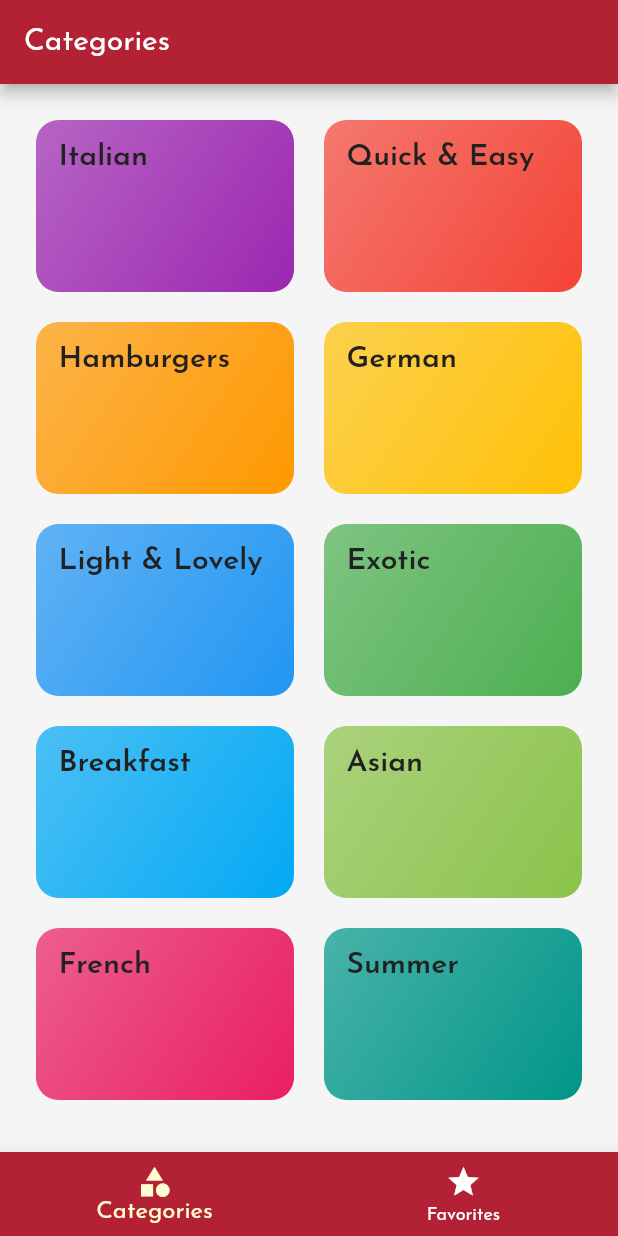
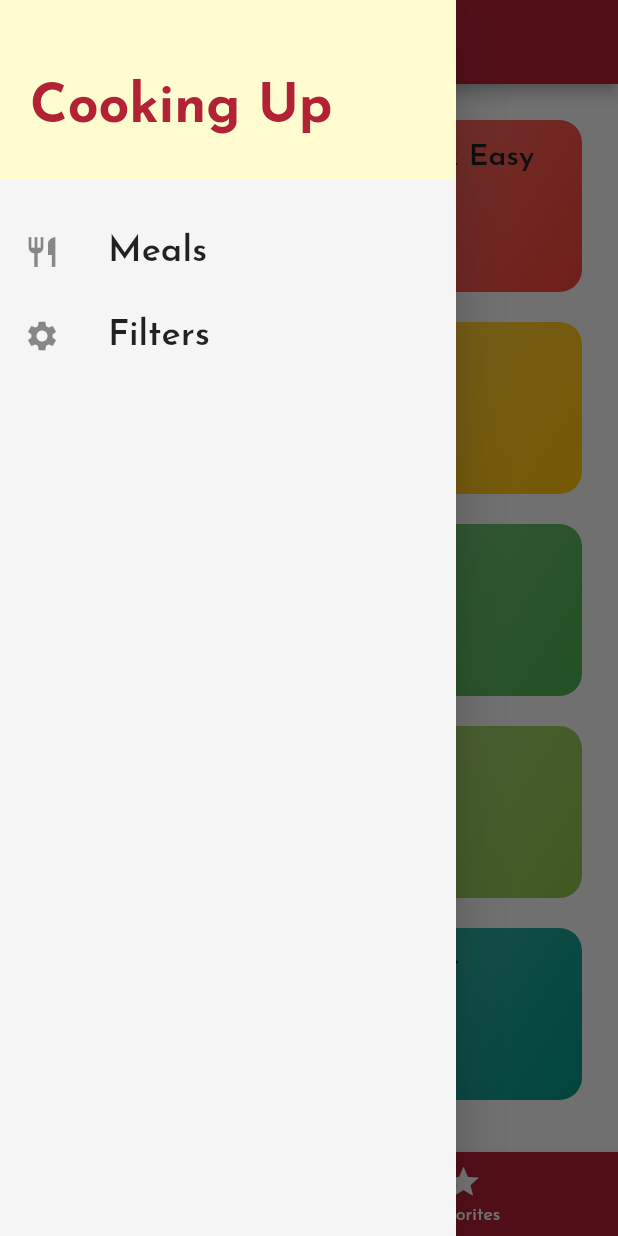
Before and after one commit to Allabergen/Meal-Flutter, a Flutter app: the screen it shows after launch, with the side drawer open (before the commit the screen has no drawer), on a phone screen of 412 x 824 dp. Run offline on Flutter 3.47's test engine with Material 2 defaults, Android fonts, the phone set to English and light mode, and no system bars.

Commit message:
add Drawer (Meals, Filters)

```diff
--- a/lib/main.dart
+++ b/lib/main.dart
@@ -1,5 +1,6 @@
 import 'package:flutter/material.dart';
 import 'package:flutter/services.dart';
+import 'package:meals_flutter/screens/filters_screen.dart';
 import 'package:meals_flutter/screens/tabs_screen.dart';
 
 import './screens/meal_detail_screen.dart';
@@ -40,6 +41,7 @@ class MyApp extends StatelessWidget {
         '/': (ctx) => TabsScreen(),
         CategoryMealsScreen.routeName: (ctx) => CategoryMealsScreen(),
         MealDetailScreen.routeName: (ctx) => MealDetailScreen(),
+        FiltersScreen.routeName: (ctx) => FiltersScreen(),
       },
       // onGenerateRoute: (settings) {
       //   print(settings.name);
--- /dev/null
+++ b/lib/screens/filters_screen.dart
@@ -0,0 +1,12 @@
+import 'package:flutter/material.dart';
+
+class FiltersScreen extends StatelessWidget {
+  static const routeName = '/filters';
+
+  @override
+  Widget build(BuildContext context) {
+    return Center(
+      child: Text('Filters'),
+    );
+  }
+}
--- a/lib/screens/tabs_screen.dart
+++ b/lib/screens/tabs_screen.dart
@@ -1,6 +1,7 @@
 import 'package:flutter/material.dart';
 import 'package:meals_flutter/screens/categories_screen.dart';
 import 'package:meals_flutter/screens/favorites_screen.dart';
+import 'package:meals_flutter/widgets/main_drawer.dart';
 
 class TabsScreen extends StatefulWidget {
   @override
@@ -32,6 +33,7 @@ class _TabsScreenState extends State<TabsScreen> {
       appBar: AppBar(
         title: Text(_pages[_selectedPageIndex]['title']),
       ),
+      drawer: MainDrawer(),
       body: _pages[_selectedPageIndex]['page'],
       bottomNavigationBar: BottomNavigationBar(
         onTap: _selectPage,
--- /dev/null
+++ b/lib/widgets/main_drawer.dart
@@ -0,0 +1,58 @@
+import 'package:flutter/material.dart';
+import 'package:meals_flutter/screens/filters_screen.dart';
+
+class MainDrawer extends StatelessWidget {
+  Widget buildListTile(String title, IconData icon, Function tapHandler) {
+    return ListTile(
+      leading: Icon(
+        icon,
+        size: 24.0,
+      ),
+      title: Text(
+        title,
+        style: TextStyle(
+          fontFamily: 'JosefinSans',
+          fontSize: 24.0,
+          fontWeight: FontWeight.w600,
+        ),
+      ),
+      onTap: () {
+        tapHandler();
+      },
+    );
+  }
+
+  @override
+  Widget build(BuildContext context) {
+    return Drawer(
+      child: Column(
+        children: <Widget>[
+          Container(
+            height: 120.0,
+            width: double.infinity,
+            padding: EdgeInsets.only(
+                left: 20.0, top: 44.0, right: 20.0, bottom: 20.0),
+            alignment: Alignment.centerLeft,
+            color: Theme.of(context).accentColor,
+            child: Text(
+              'Cooking Up',
+              style: TextStyle(
+                  fontWeight: FontWeight.w800,
+                  fontSize: 36.0,
+                  color: Theme.of(context).primaryColor),
+            ),
+          ),
+          SizedBox(
+            height: 20.0,
+          ),
+          buildListTile('Meals', Icons.restaurant, () {
+            Navigator.of(context).pushNamed('/');
+          }),
+          buildListTile('Filters', Icons.settings, () {
+            Navigator.of(context).pushNamed(FiltersScreen.routeName);
+          }),
+        ],
+      ),
+    );
+  }
+}
```
